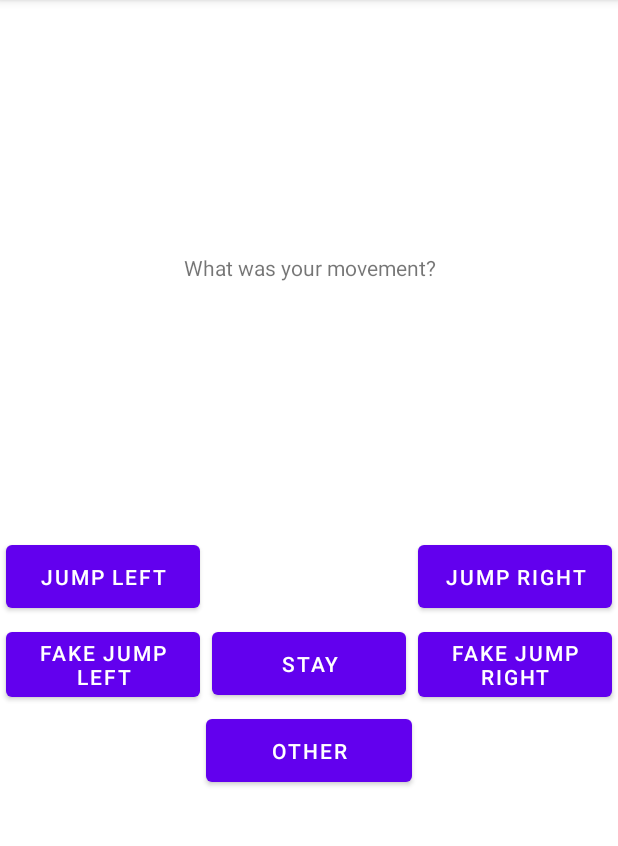
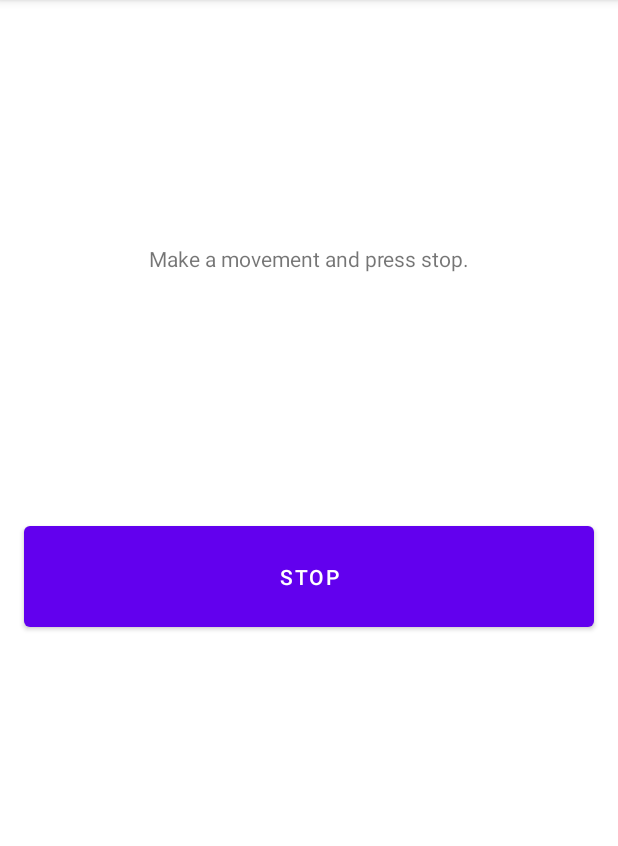
Before and after one commit to djocraveiro/duck-catch-and-fit, an Android app: the screen it shows after launch (MainActivity), after a tap on "START", on a phone screen of 412 x 824 dp, the part 84-930 px from its top. Run offline under Robolectric (Android 15) with nearby library versions, the phone set to English and light mode, and no system bars; libraries missing offline, so code that uses them is left out: com.jcraft.jsch.

Commit message:
Improve dat acollection flow

```diff
--- a/DataCollector/app/src/main/java/com/duckcatchandfit/datacollector/ui/MainActivity.java
+++ b/DataCollector/app/src/main/java/com/duckcatchandfit/datacollector/ui/MainActivity.java
@@ -1,9 +1,10 @@
 package com.duckcatchandfit.datacollector.ui;
 
-import android.hardware.Sensor;
 import android.view.View;
+import android.widget.Button;
 import android.widget.TextView;
 import android.widget.Toast;
+import androidx.appcompat.app.AlertDialog;
 import androidx.appcompat.app.AppCompatActivity;
 import android.os.Bundle;
 import com.duckcatchandfit.datacollector.services.ICollectListener;
@@ -30,6 +31,7 @@ public class MainActivity extends AppCompatActivity {
     private final DataCollector dataCollector = new DataCollector();
     private final CsvStorage csvExporter = new CsvStorage(getExportFileName());
     private final String deviceId = Device.getDeviceId();
+    private boolean isRecording = false;
 
     //#endregion
 
@@ -74,34 +76,20 @@ public class MainActivity extends AppCompatActivity {
     //#region Listeners
 
     public void onStartClick(View v) {
-        setActivityRecording(true);
+        setActivityRecording(!isRecording);
 
-        dataCollector.startReadingInstance();
-        showMessage(getString(R.string.report_movment_message));
-    }
+        if (isRecording){
+            dataCollector.startReadingInstance();
 
-    public void onJumpLeftClick(View v) {
-        handleMovement(ActivityReading.JUMP_LEFT);
-    }
+            showMessage(getString(R.string.press_stop_message));
+        }
+        else {
+            dataCollector.stopReadingInstance();
 
-    public void onFakeJumpLeftClick(View v) {
-        handleMovement(ActivityReading.FAKE_JUMP_LEFT);
-    }
+            reportMovement();
 
-    public void onJumpRightClick(View v) {
-        handleMovement(ActivityReading.JUMP_RIGHT);
-    }
-
-    public void onFakeJumpRightClick(View v) {
-        handleMovement(ActivityReading.FAKE_JUMP_RIGHT);
-    }
-
-    public void onStayClick(View v) {
-        handleMovement(ActivityReading.STAY);
-    }
-
-    public void onOtherClick(View v) {
-        handleMovement(ActivityReading.OTHER);
+            showMessage(getString(R.string.press_start_message));
+        }
     }
 
     public void onUploadClick(View v) {
@@ -121,22 +109,34 @@ public class MainActivity extends AppCompatActivity {
 
     //#region Private Methods
 
-    private void handleMovement(String label) {
-        setActivityRecording(false);
+    private void reportMovement() {
+        String[] activities = new String[] {
+            ActivityReading.JUMP_LEFT,
+            ActivityReading.JUMP_RIGHT,
+            ActivityReading.STAY,
+            ActivityReading.FAKE_JUMP_LEFT,
+            ActivityReading.FAKE_JUMP_RIGHT,
+            ActivityReading.OTHER
+        };
 
-        dataCollector.stopReadingInstance();
-
-        ActivityReading reading = dataCollector.getReading();
-        reading.setActivity(label);
+        final ActivityReading reading = dataCollector.getReading();
         reading.setDeviceId(deviceId);
 
-        if (!csvExporter.hasHeader()) {
-            csvExporter.writeHeader(this, reading);
-        }
+        new AlertDialog.Builder(this)
+            .setTitle(R.string.report_movement_message)
+            .setCancelable(false)
+            .setItems(activities, (dialog, selectedIndex) -> {
+                dialog.dismiss();
 
-        csvExporter.writeToFile(this, reading);
+                reading.setActivity(activities[selectedIndex]);
 
-        showMessage(getString(R.string.press_start_message));
+                if (!csvExporter.hasHeader()) {
+                    csvExporter.writeHeader(this, reading);
+                }
+
+                csvExporter.writeToFile(this, reading);
+            })
+            .show();
     }
 
     private void showMessage(String message) {
@@ -145,23 +145,17 @@ public class MainActivity extends AppCompatActivity {
     }
 
     private void setActivityRecording(boolean recording) {
-        int startVisibility = recording
+        isRecording = recording;
+
+        int startVisibility = isRecording
                 ? View.INVISIBLE
                 : View.VISIBLE;
 
-        findViewById(R.id.buttonStart).setVisibility(startVisibility);
+        Button startButton = findViewById(R.id.buttonStart);
+        startButton.setText(isRecording ? R.string.stop : R.string.start);
+
+        findViewById(R.id.buttonStart).setVisibility(View.VISIBLE);
         findViewById(R.id.buttonStartUpload).setVisibility(startVisibility);
-
-        int movementsVisibility = recording
-                ? View.VISIBLE
-                : View.INVISIBLE;
-
-        findViewById(R.id.buttonJumpLeft).setVisibility(movementsVisibility);
-        findViewById(R.id.buttonJumpRight).setVisibility(movementsVisibility);
-        findViewById(R.id.buttonFakeJumpLeft).setVisibility(movementsVisibility);
-        findViewById(R.id.buttonFakeJumpRight).setVisibility(movementsVisibility);
-        findViewById(R.id.buttonStay).setVisibility(movementsVisibility);
-        findViewById(R.id.buttonOther).setVisibility(movementsVisibility);
     }
 
     private void debugSensorReadings(int debugSensorType) {
--- a/DataCollector/app/src/main/res/layout/activity_main.xml
+++ b/DataCollector/app/src/main/res/layout/activity_main.xml
@@ -10,83 +10,24 @@
             android:text="@string/start"
             android:layout_width="0dp"
             android:layout_height="wrap_content" android:id="@+id/buttonStart"
-            android:padding="4dp" android:layout_margin="4dp" android:layout_marginStart="18dp"
-            app:layout_constraintStart_toEndOf="@+id/buttonJumpLeft"
-            app:layout_constraintEnd_toStartOf="@+id/buttonJumpRight" android:layout_marginEnd="48dp"
+            android:padding="24dp" android:layout_margin="16dp"
             app:layout_constraintTop_toTopOf="parent" android:layout_marginTop="300dp"
             app:layout_constraintBottom_toBottomOf="parent" android:layout_marginBottom="632dp"
             android:visibility="visible" android:onClick="onStartClick"
-            android:minHeight="54dp"/>
+            android:minHeight="54dp"
+            app:layout_constraintStart_toStartOf="parent" android:layout_marginEnd="319dp"
+            app:layout_constraintEnd_toEndOf="parent"/>
     <Button
             android:text="@string/upload_data"
             android:layout_width="0dp"
             android:layout_height="wrap_content" android:id="@+id/buttonStartUpload"
-            android:padding="4dp" android:layout_margin="4dp" android:layout_marginStart="18dp"
-            app:layout_constraintStart_toEndOf="@+id/buttonJumpLeft"
-            app:layout_constraintEnd_toStartOf="@+id/buttonJumpRight" android:layout_marginEnd="48dp"
+            android:padding="24dp" android:layout_margin="16dp"
             android:visibility="visible" android:onClick="onUploadClick"
-            app:layout_constraintHorizontal_bias="1.0" app:layout_constraintBottom_toBottomOf="parent"
-            android:layout_marginBottom="16dp"/>
-    <Button
-            android:text="@string/jump_left"
-            android:layout_width="0dp"
-            android:layout_height="wrap_content" android:id="@+id/buttonJumpLeft"
-            android:padding="4dp" android:layout_margin="4dp" app:layout_constraintStart_toStartOf="parent"
-            android:layout_marginStart="16dp" app:layout_constraintEnd_toStartOf="@+id/buttonStart"
-            android:layout_marginEnd="32dp" app:layout_constraintTop_toTopOf="parent" android:layout_marginTop="300dp"
-            app:layout_constraintBottom_toBottomOf="parent" android:layout_marginBottom="616dp"
-            android:visibility="invisible" android:onClick="onJumpLeftClick" android:minHeight="54dp"/>
-    <Button
-            android:text="@string/jump_right"
-            android:layout_width="0dp"
-            android:layout_height="wrap_content" android:id="@+id/buttonJumpRight"
-            android:padding="4dp" android:layout_margin="4dp" android:layout_marginStart="17dp"
-            app:layout_constraintStart_toEndOf="@+id/buttonStart" android:layout_marginEnd="56dp"
-            app:layout_constraintEnd_toEndOf="parent" app:layout_constraintTop_toTopOf="parent"
-            android:layout_marginTop="300dp" app:layout_constraintBottom_toBottomOf="parent"
-            android:layout_marginBottom="616dp" android:visibility="invisible" android:onClick="onJumpRightClick"
-            android:minHeight="54dp"/>
-    <Button
-            android:text="@string/fake_jump_left"
-            android:layout_width="0dp"
-            android:layout_height="wrap_content" android:id="@+id/buttonFakeJumpLeft"
-            android:padding="4dp" android:layout_margin="4dp"
-            android:visibility="invisible" android:onClick="onFakeJumpLeftClick"
-            android:layout_marginTop="32dp"
-            app:layout_constraintTop_toBottomOf="@+id/buttonJumpLeft" app:layout_constraintStart_toStartOf="parent"
-            android:layout_marginStart="5dp"
-            app:layout_constraintEnd_toStartOf="@+id/buttonStay" android:layout_marginEnd="4dp"
-            android:minHeight="54dp"/>
-    <Button
-            android:text="@string/fake_jump_right"
-            android:layout_width="0dp"
-            android:layout_height="wrap_content" android:id="@+id/buttonFakeJumpRight"
-            android:padding="4dp" android:layout_margin="4dp"
-            android:visibility="invisible" android:onClick="onFakeJumpRightClick"
-            android:layout_marginEnd="4dp" app:layout_constraintEnd_toEndOf="parent"
-            android:layout_marginStart="30dp"
-            app:layout_constraintStart_toEndOf="@+id/buttonStay" android:layout_marginTop="32dp"
-            app:layout_constraintTop_toBottomOf="@+id/buttonJumpRight" android:minHeight="54dp"/>
-    <Button
-            android:text="@string/stay"
-            android:layout_width="0dp"
-            android:layout_height="wrap_content" android:id="@+id/buttonStay"
-            android:padding="4dp" android:layout_margin="4dp"
-            android:visibility="invisible" android:onClick="onStayClick"
-            android:layout_marginStart="6dp" app:layout_constraintStart_toEndOf="@+id/buttonFakeJumpLeft"
-            android:layout_marginTop="32dp" app:layout_constraintTop_toBottomOf="@+id/buttonStart"
-            app:layout_constraintEnd_toStartOf="@+id/buttonFakeJumpRight" android:layout_marginEnd="5dp"
-            android:minHeight="54dp"/>
-    <Button
-            android:text="@string/other"
-            android:layout_width="0dp"
-            android:layout_height="wrap_content" android:id="@+id/buttonOther"
-            android:padding="4dp" android:layout_margin="4dp"
-            android:visibility="invisible" android:onClick="onOtherClick"
-            android:minHeight="54dp" android:layout_marginTop="32dp"
-            app:layout_constraintTop_toBottomOf="@+id/buttonStay"
-            app:layout_constraintEnd_toStartOf="@+id/buttonFakeJumpRight" android:layout_marginEnd="49dp"
-            android:layout_marginStart="53dp" app:layout_constraintStart_toEndOf="@+id/buttonFakeJumpLeft"/>
+            app:layout_constraintBottom_toBottomOf="parent"
+            android:layout_marginBottom="16dp"
+            app:layout_constraintStart_toStartOf="parent" android:layout_marginStart="293dp"
+            android:layout_marginEnd="292dp" app:layout_constraintEnd_toEndOf="parent"
+    />
     <TextView
             android:text=""
             android:layout_width="match_parent"
@@ -95,6 +36,6 @@
             android:layout_margin="8dp" app:layout_constraintStart_toStartOf="parent" android:layout_marginStart="8dp"
             android:layout_marginEnd="8dp" app:layout_constraintEnd_toEndOf="parent"
             app:layout_constraintHorizontal_bias="0.0" app:layout_constraintTop_toTopOf="parent"
-            android:layout_marginTop="80dp" android:layout_marginBottom="251dp"
-            app:layout_constraintBottom_toTopOf="@+id/buttonJumpLeft"/>
+            android:layout_marginTop="80dp"
+            android:layout_marginBottom="267dp" app:layout_constraintBottom_toTopOf="@+id/buttonStart"/>
 </androidx.constraintlayout.widget.ConstraintLayout>
--- a/DataCollector/app/src/main/res/values/strings.xml
+++ b/DataCollector/app/src/main/res/values/strings.xml
@@ -6,10 +6,12 @@
     <string name="ready">Ready</string>
     <string name="permission_required">Permission required.</string>
     <string name="press_start_message">Press start and make a movement.</string>
-    <string name="report_movment_message">What was your movement?</string>
+    <string name="report_movement_message">What was your movement?</string>
     <string name="upload_data">Upload Data</string>
     <string name="fake_jump_right">FAKE Jump Right</string>
     <string name="other">Other</string>
     <string name="fake_jump_left">FAKE Jump Left</string>
     <string name="stay">stay</string>
+    <string name="stop">Stop</string>
+    <string name="press_stop_message">Make a movement and press stop.</string>
 </resources>
```
Also changed, not shown: DataCollector/app/src/main/java/com/duckcatchandfit/datacollector/models/ActivityReading.java (+126 -38 lines), DataCollector/app/src/main/java/com/duckcatchandfit/datacollector/models/FeatureStats.java (added, +63 -0 lines), DataCollector/app/src/main/java/com/duckcatchandfit/datacollector/utils/MathHelper.java (added, +50 -0 lines).
